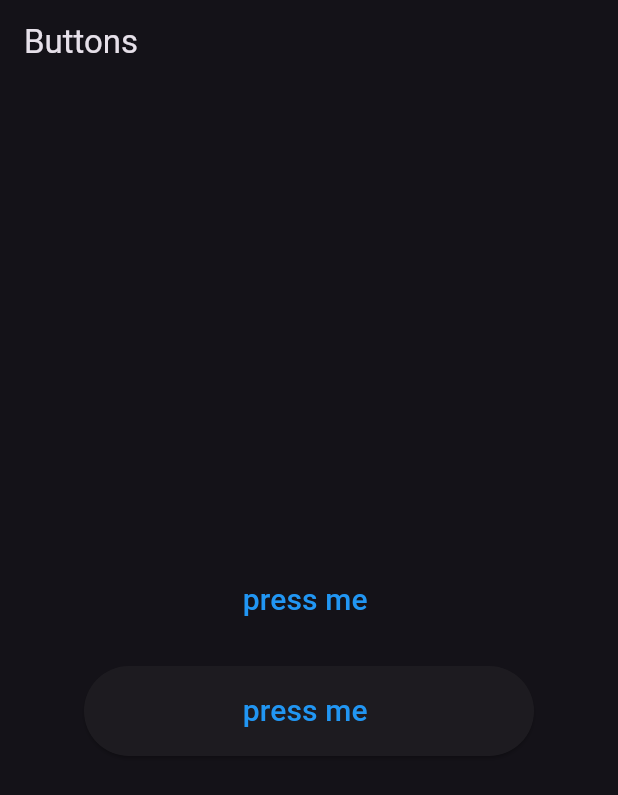
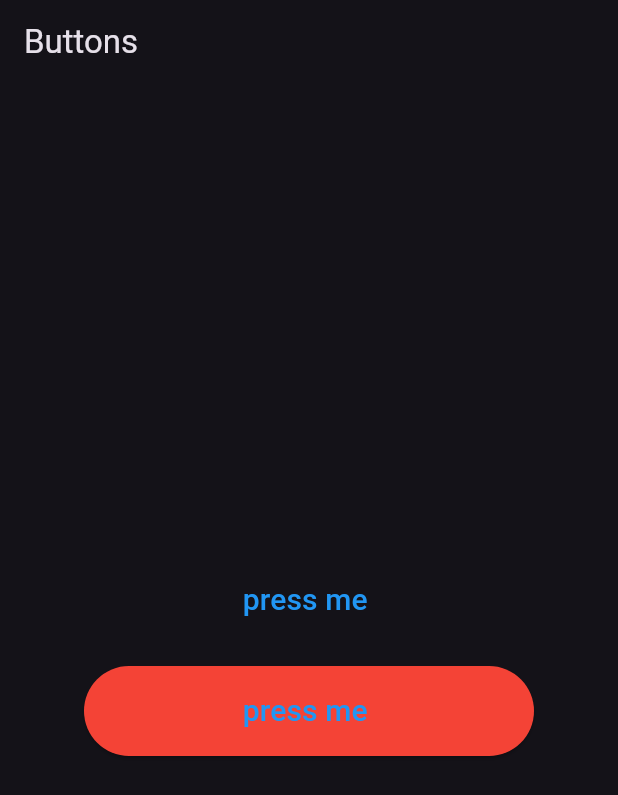
Before and after one commit to Abdulk077/flutterConcepts, a Flutter app: the screen it shows after launch, on a phone screen of 412 x 824 dp. Shown: the top 795 px of the screen. Run offline on Flutter 3.47's test engine with Material 3 defaults, Android fonts, the phone set to English and light mode, and no system bars.

Commit message:
changes id dart version

```diff
--- a/lib/widgets/button.dart
+++ b/lib/widgets/button.dart
@@ -31,7 +31,23 @@ class Buttons extends StatelessWidget {
                 height: 60,
                 width:300,
                 child: ElevatedButton(
-                  onPressed: (){},
+                  style: ButtonStyle(
+                    backgroundColor: MaterialStatePropertyAll(Colors.red),  // Use MaterialStatePropertyAll
+                    foregroundColor: MaterialStatePropertyAll(Colors.white),
+                    shape: MaterialStatePropertyAll(
+                      RoundedRectangleBorder(
+                        borderRadius: BorderRadius.circular(30),
+                      ),
+                    ),
+                    padding: MaterialStatePropertyAll(
+                      EdgeInsets.symmetric(horizontal: 20, vertical: 12),
+                    ),
+                  ),
+
+
+                  onPressed: (){
+                    print("hii");
+                  },
                   child: Text(
                     "press me ",
                     style: TextStyle(fontSize: 20, color: Colors.blue),
```
